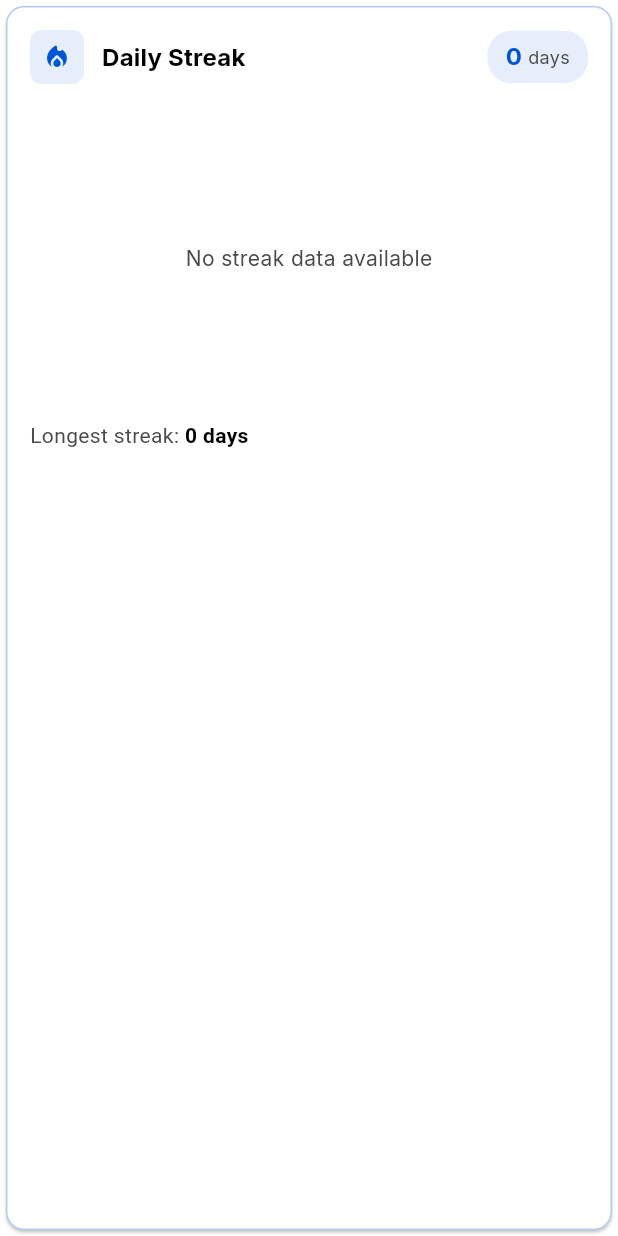
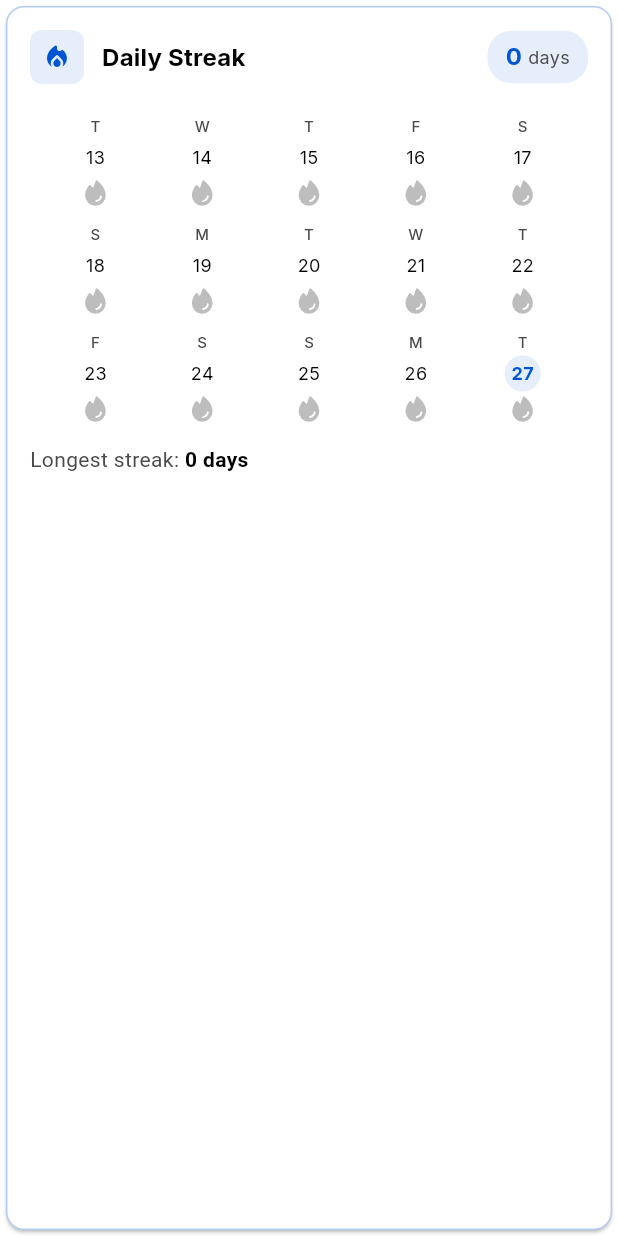
Before and after one commit to rafapradana/deltamind, a Flutter app: the DailyStreakGraph widget shown alone on an empty page, opened directly with empty values, on a phone screen of 412 x 824 dp. Run offline on Flutter 3.47's test engine with Material 3 defaults, Android fonts, the light colour scheme and no system bars; our stand-ins replace fl_chart, flutter_dotenv, flutter_markdown, flutter_riverpod, go_router, google_fonts and 7 more; missing offline and left inert: file_selector, flutter_quill, syncfusion_flutter_pdf; accounts and stored records are empty; network calls fail.

Commit message:
refactor(analytics): Overhaul streak visualization and fix UI issues
- Convert streak graph to 15-day calendar grid
- Use fire icons to indicate streak status
- Fix overflow issues with Table-based layout
- Remove average quiz score display
- Optimize for different screen sizes

```diff
--- a/lib/features/analytics/widgets/daily_streak_graph.dart
+++ b/lib/features/analytics/widgets/daily_streak_graph.dart
@@ -1,7 +1,7 @@
 import 'package:deltamind/core/theme/app_colors.dart';
 import 'package:flutter/material.dart';
-import 'package:fl_chart/fl_chart.dart';
 import 'package:intl/intl.dart';
+import 'package:phosphor_flutter/phosphor_flutter.dart';
 
 class DailyStreakGraph extends StatefulWidget {
   final Map<String, dynamic> streakData;
@@ -14,10 +14,6 @@ class DailyStreakGraph extends StatefulWidget {
 }
 
 class _DailyStreakGraphState extends State<DailyStreakGraph> {
-  List<Color> gradientColors = [
-    AppColors.primary,
-    AppColors.primary.withAlpha(128),
-  ];
 
   @override
   Widget build(BuildContext context) {
@@ -97,19 +93,18 @@ class _DailyStreakGraphState extends State<DailyStreakGraph> {
               ],
             ),
             const SizedBox(height: 16),
-            SizedBox(
-              height: 200,
-              child:
             streakHistory.isEmpty
                 ? Center(
+                    child: Padding(
+                      padding: const EdgeInsets.all(16.0),
                       child: Text(
                         'No streak data available',
                         style: Theme.of(context).textTheme.bodyMedium
                             ?.copyWith(color: AppColors.textSecondary),
                       ),
+                    ),
                   )
-                      : _buildLineChart(streakHistory),
-            ),
+                : _buildCalendarView(streakHistory),
             if (widget.streakData['longest_streak'] != null)
               Padding(
                 padding: const EdgeInsets.only(top: 8),
@@ -141,126 +136,98 @@ class _DailyStreakGraphState extends State<DailyStreakGraph> {
     );
   }
 
-  Widget _buildLineChart(List<Map<String, dynamic>> streakHistory) {
-    return LineChart(
-      LineChartData(
-        gridData: FlGridData(
-          show: true,
-          drawVerticalLine: false,
-          horizontalInterval: 1,
-          getDrawingHorizontalLine: (value) {
-            return FlLine(
-              color: AppColors.divider.withAlpha(76),
-              strokeWidth: 1,
+  Widget _buildCalendarView(List<Map<String, dynamic>> streakHistory) {
+    // Group days into rows (3 rows of 5 days each)
+    List<List<Map<String, dynamic>>> rows = [];
+
+    for (int i = 0; i < 3; i++) {
+      int startIndex = i * 5;
+      int endIndex = startIndex + 5;
+      if (endIndex > streakHistory.length) endIndex = streakHistory.length;
+
+      if (startIndex < streakHistory.length) {
+        rows.add(streakHistory.sublist(startIndex, endIndex));
+      }
+    }
+
+    return Padding(
+      padding: const EdgeInsets.symmetric(horizontal: 8.0),
+      child: Table(
+        // Use a table layout which handles distribution automatically
+        defaultVerticalAlignment: TableCellVerticalAlignment.middle,
+        children: rows.map((rowData) {
+          return TableRow(
+            children: rowData.map((data) {
+              final DateTime date = DateTime.parse(data['date']);
+              final bool hasStreak = data['streak'] > 0;
+
+              return _buildDayItem(
+                date: date,
+                hasStreak: hasStreak,
               );
-          },
+            }).toList(),
+          );
+        }).toList(),
       ),
-        titlesData: FlTitlesData(
-          show: true,
-          rightTitles: const AxisTitles(
-            sideTitles: SideTitles(showTitles: false),
-          ),
-          topTitles: const AxisTitles(
-            sideTitles: SideTitles(showTitles: false),
-          ),
-          bottomTitles: AxisTitles(
-            sideTitles: SideTitles(
-              showTitles: true,
-              reservedSize: 30,
-              interval: 1,
-              getTitlesWidget:
-                  (double value, TitleMeta meta) =>
-                      _bottomTitleWidgets(value, meta, streakHistory),
+    );
+  }
+
+  Widget _buildDayItem({required DateTime date, required bool hasStreak}) {
+    final String dayLabel = DateFormat('E').format(date).substring(0, 1);
+    final String dateLabel = date.day.toString();
+    final bool isToday = _isToday(date);
+
+    return Padding(
+      padding: const EdgeInsets.symmetric(vertical: 5.0),
+      child: Column(
+        mainAxisSize: MainAxisSize.min, // Important: use minimum space needed
+        children: [
+          // Day of week (Mon, Tue, etc.)
+          Text(
+            dayLabel,
+            style: TextStyle(
+              fontSize: 10, // Smaller font
+              color: AppColors.textSecondary,
+              fontWeight: FontWeight.w500,
             ),
           ),
-          leftTitles: AxisTitles(
-            sideTitles: SideTitles(
-              showTitles: true,
-              interval: 1,
-              getTitlesWidget: _leftTitleWidgets,
-              reservedSize: 42,
+          const SizedBox(height: 2),
+
+          // Date with circle background for today
+          Container(
+            width: 24,
+            height: 24,
+            decoration: isToday ? BoxDecoration(
+              color: AppColors.primary.withOpacity(0.1),
+              shape: BoxShape.circle,
+            ) : null,
+            child: Center(
+              child: Text(
+                dateLabel,
+                style: TextStyle(
+                  fontSize: 12,
+                  fontWeight: isToday ? FontWeight.bold : FontWeight.normal,
+                  color: isToday ? AppColors.primary : AppColors.textPrimary,
                 ),
               ),
             ),
-        borderData: FlBorderData(show: false),
-        minX: 0,
-        maxX: streakHistory.length.toDouble() - 1,
-        minY: 0,
-        maxY: _getMaxY(streakHistory),
-        lineBarsData: [
-          LineChartBarData(
-            spots: _createSpots(streakHistory),
-            isCurved: true,
-            gradient: LinearGradient(colors: gradientColors),
-            barWidth: 3,
-            isStrokeCapRound: true,
-            dotData: const FlDotData(show: true),
-            belowBarData: BarAreaData(
-              show: true,
-              gradient: LinearGradient(
-                colors:
-                    gradientColors.map((color) => color.withAlpha(76)).toList(),
           ),
-            ),
+          const SizedBox(height: 2),
+
+          // Fire icon (blue for streak, grey for no streak)
+          Icon(
+            PhosphorIconsFill.fire,
+            color: hasStreak ? AppColors.primary : Colors.grey.shade400,
+            size: 20, // Smaller icon
           ),
         ],
       ),
     );
   }
 
-  double _getMaxY(List<Map<String, dynamic>> streakHistory) {
-    if (streakHistory.isEmpty) return 5;
-    double maxStreak = 0;
-    for (var data in streakHistory) {
-      final streak = data['streak'] as double;
-      if (streak > maxStreak) maxStreak = streak;
-    }
-    return maxStreak + 1;
-  }
-
-  Widget _bottomTitleWidgets(
-    double value,
-    TitleMeta meta,
-    List<Map<String, dynamic>> streakHistory,
-  ) {
-    if (value < 0 || value >= streakHistory.length) {
-      return const SizedBox.shrink();
-    }
-
-    final DateTime date = DateTime.parse(streakHistory[value.toInt()]['date']);
-    final String text = DateFormat('MM/dd').format(date);
-
-    return Padding(
-      padding: const EdgeInsets.only(top: 8.0),
-      child: Text(
-        text,
-        style: TextStyle(
-          fontSize: 12,
-          color: AppColors.textSecondary,
-          fontWeight: FontWeight.bold,
-        ),
-      ),
-    );
-  }
-
-  Widget _leftTitleWidgets(double value, TitleMeta meta) {
-    return Text(
-      value.toInt().toString(),
-      style: TextStyle(
-        fontSize: 12,
-        color: AppColors.textSecondary,
-        fontWeight: FontWeight.bold,
-      ),
-      textAlign: TextAlign.left,
-    );
-  }
-
-  List<FlSpot> _createSpots(List<Map<String, dynamic>> streakHistory) {
-    return List.generate(streakHistory.length, (index) {
-      final data = streakHistory[index];
-      final streak = data['streak'] as double;
-      return FlSpot(index.toDouble(), streak);
-    });
+  bool _isToday(DateTime date) {
+    final now = DateTime.now();
+    return date.year == now.year && date.month == now.month && date.day == now.day;
   }
 
   // Generate a simulated streak history based on the current streak
@@ -268,26 +235,18 @@ class _DailyStreakGraphState extends State<DailyStreakGraph> {
     final List<Map<String, dynamic>> history = [];
     final today = DateTime.now();
 
-    // If streak is 0, show empty graph
-    if (currentStreak == 0) {
-      return history;
-    }
-
-    // Generate the last 7 days or the current streak length, whichever is greater
-    final daysToShow = currentStreak > 7 ? currentStreak : 7;
-
-    // Start with a value of 1 (day 1 of streak)
-    double streakValue = 1;
+    // Show the past 15 days for the 5x3 grid
+    final daysToShow = 15;
 
     for (int i = daysToShow - 1; i >= 0; i--) {
       final date = today.subtract(Duration(days: i));
 
-      // If we're within the streak days, increment the streak value
+      // If we're within the streak days, mark as active
       if (i < currentStreak) {
-        history.add({'date': date.toIso8601String(), 'streak': streakValue});
-        streakValue++;
+        // Day has an active streak
+        history.add({'date': date.toIso8601String(), 'streak': 1});
       } else {
-        // For days before the streak started, show 0
+        // Day doesn't have an active streak
         history.add({'date': date.toIso8601String(), 'streak': 0});
       }
     }
```
Lines whose indentation alone changed are shown as unchanged.
